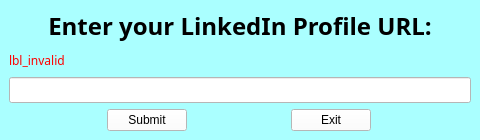
Before: the Qt Designer form src/user_interfaces/linkedin_input.ui in Nicholas-C-Brown/COSC419F-Project, drawn with Qt 5.
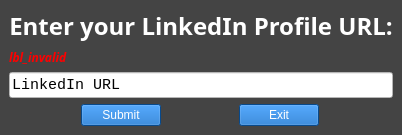
After: the same form once the commit is applied.

```diff
--- a/src/user_interfaces/linkedin_input.ui
+++ b/src/user_interfaces/linkedin_input.ui
@@ -6,15 +6,16 @@
    <rect>
     <x>0</x>
     <y>0</y>
-    <width>480</width>
-    <height>140</height>
+    <width>367</width>
+    <height>129</height>
    </rect>
   </property>
   <property name="windowTitle">
    <string>Enter your LinkedIn Profile URL</string>
   </property>
   <property name="styleSheet">
-   <string notr="true">background-color: rgb(170, 255, 255);</string>
+   <string notr="true">background-color: rgb(68, 68, 68);
+color: rgb(255, 255, 255);</string>
   </property>
   <widget class="QWidget" name="centralwidget">
    <layout class="QVBoxLayout" name="verticalLayout_3">
@@ -31,6 +32,9 @@
       <property name="layoutDirection">
        <enum>Qt::LeftToRight</enum>
       </property>
+      <property name="styleSheet">
+       <string notr="true">color: rgb(255, 255, 255);</string>
+      </property>
       <property name="text">
        <string>Enter your LinkedIn Profile URL:</string>
       </property>
@@ -44,6 +48,10 @@
       <property name="font">
        <font>
         <family>Century Gothic</family>
+        <pointsize>9</pointsize>
+        <weight>75</weight>
+        <italic>true</italic>
+        <bold>true</bold>
        </font>
       </property>
       <property name="styleSheet">
@@ -59,6 +67,15 @@
       <property name="palette">
        <palette>
         <active>
+         <colorrole role="WindowText">
+          <brush brushstyle="SolidPattern">
+           <color alpha="255">
+            <red>0</red>
+            <green>0</green>
+            <blue>0</blue>
+           </color>
+          </brush>
+         </colorrole>
          <colorrole role="Button">
           <brush brushstyle="SolidPattern">
            <color alpha="255">
@@ -68,6 +85,24 @@
            </color>
           </brush>
          </colorrole>
+         <colorrole role="Text">
+          <brush brushstyle="SolidPattern">
+           <color alpha="255">
+            <red>0</red>
+            <green>0</green>
+            <blue>0</blue>
+           </color>
+          </brush>
+         </colorrole>
+         <colorrole role="ButtonText">
+          <brush brushstyle="SolidPattern">
+           <color alpha="255">
+            <red>0</red>
+            <green>0</green>
+            <blue>0</blue>
+           </color>
+          </brush>
+         </colorrole>
          <colorrole role="Base">
           <brush brushstyle="SolidPattern">
            <color alpha="255">
@@ -86,8 +121,26 @@
            </color>
           </brush>
          </colorrole>
+         <colorrole role="PlaceholderText">
+          <brush brushstyle="NoBrush">
+           <color alpha="128">
+            <red>0</red>
+            <green>0</green>
+            <blue>0</blue>
+           </color>
+          </brush>
+         </colorrole>
         </active>
         <inactive>
+         <colorrole role="WindowText">
+          <brush brushstyle="SolidPattern">
+           <color alpha="255">
+            <red>0</red>
+            <green>0</green>
+            <blue>0</blue>
+           </color>
+          </brush>
+         </colorrole>
          <colorrole role="Button">
           <brush brushstyle="SolidPattern">
            <color alpha="255">
@@ -97,6 +150,24 @@
            </color>
           </brush>
          </colorrole>
+         <colorrole role="Text">
+          <brush brushstyle="SolidPattern">
+           <color alpha="255">
+            <red>0</red>
+            <green>0</green>
+            <blue>0</blue>
+           </color>
+          </brush>
+         </colorrole>
+         <colorrole role="ButtonText">
+          <brush brushstyle="SolidPattern">
+           <color alpha="255">
+            <red>0</red>
+            <green>0</green>
+            <blue>0</blue>
+           </color>
+          </brush>
+         </colorrole>
          <colorrole role="Base">
           <brush brushstyle="SolidPattern">
            <color alpha="255">
@@ -115,8 +186,26 @@
            </color>
           </brush>
          </colorrole>
+         <colorrole role="PlaceholderText">
+          <brush brushstyle="NoBrush">
+           <color alpha="128">
+            <red>0</red>
+            <green>0</green>
+            <blue>0</blue>
+           </color>
+          </brush>
+         </colorrole>
         </inactive>
         <disabled>
+         <colorrole role="WindowText">
+          <brush brushstyle="SolidPattern">
+           <color alpha="255">
+            <red>0</red>
+            <green>0</green>
+            <blue>0</blue>
+           </color>
+          </brush>
+         </colorrole>
          <colorrole role="Button">
           <brush brushstyle="SolidPattern">
            <color alpha="255">
@@ -126,6 +215,24 @@
            </color>
           </brush>
          </colorrole>
+         <colorrole role="Text">
+          <brush brushstyle="SolidPattern">
+           <color alpha="255">
+            <red>0</red>
+            <green>0</green>
+            <blue>0</blue>
+           </color>
+          </brush>
+         </colorrole>
+         <colorrole role="ButtonText">
+          <brush brushstyle="SolidPattern">
+           <color alpha="255">
+            <red>0</red>
+            <green>0</green>
+            <blue>0</blue>
+           </color>
+          </brush>
+         </colorrole>
          <colorrole role="Base">
           <brush brushstyle="SolidPattern">
            <color alpha="255">
@@ -144,6 +251,15 @@
            </color>
           </brush>
          </colorrole>
+         <colorrole role="PlaceholderText">
+          <brush brushstyle="NoBrush">
+           <color alpha="128">
+            <red>0</red>
+            <green>0</green>
+            <blue>0</blue>
+           </color>
+          </brush>
+         </colorrole>
         </disabled>
        </palette>
       </property>
@@ -154,7 +270,11 @@
        </font>
       </property>
       <property name="styleSheet">
-       <string notr="true">background-color: rgb(255, 255, 255);</string>
+       <string notr="true">background-color: rgb(255, 255, 255);
+color: rgb(0, 0, 0);</string>
+      </property>
+      <property name="text">
+       <string>LinkedIn URL</string>
       </property>
      </widget>
     </item>
@@ -172,7 +292,8 @@
          <bool>false</bool>
         </property>
         <property name="styleSheet">
-         <string notr="true">background-color: rgb(255, 255, 255);</string>
+         <string notr="true">background-color: rgb(10, 102, 194);
+color: rgb(255, 255, 255);</string>
         </property>
         <property name="text">
          <string>Submit</string>
@@ -188,7 +309,8 @@
          </sizepolicy>
         </property>
         <property name="styleSheet">
-         <string notr="true">background-color: rgb(255, 255, 255);</string>
+         <string notr="true">background-color: rgb(10, 102, 194);
+color: rgb(255, 255, 255);</string>
         </property>
         <property name="text">
          <string>Exit</string>
```
Left out of the diff: 3 changed lines with no effect on the pictures.
